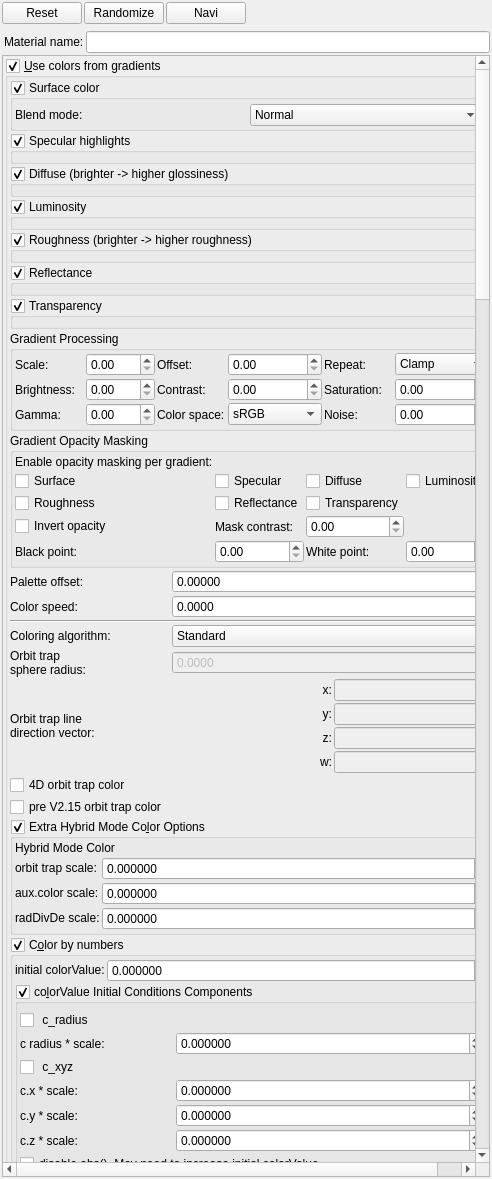
This is mandelbulber2/qt/material_editor.ui in irinox-ctrl/mandelbulber2 as Qt 5 draws it before an edit. The edited form follows.
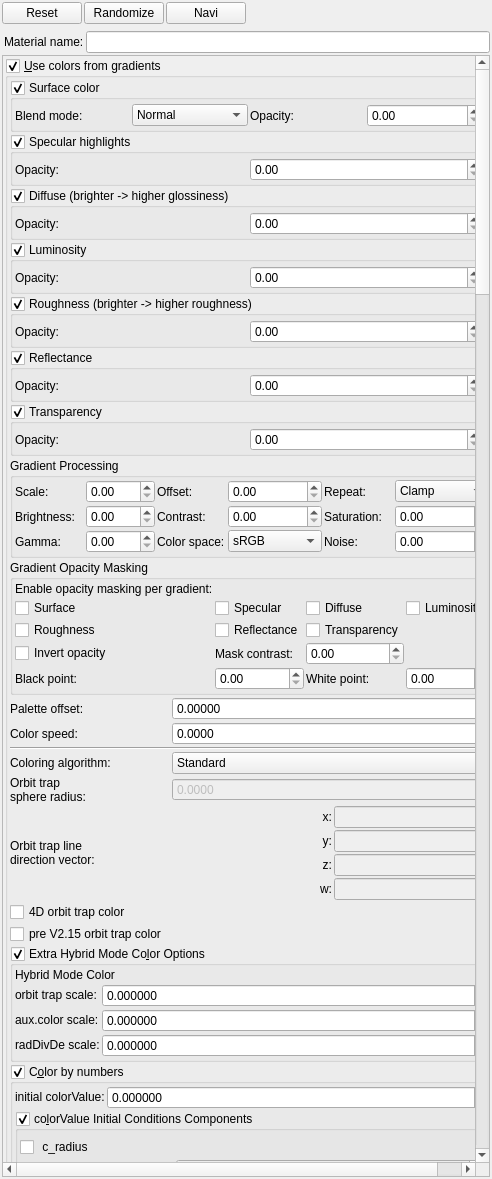
This is the edited form. Icons and pictures are not drawn. Custom widgets are drawn as their Qt base class.

Commit message: Implement per-gradient opacity controls (v3.5): 7 opacity sliders (0-1) for surface/specular/diffuse/luminosity/roughness/reflectance/transparency gradients, CPU+GPU parity, UI spinboxes in material editor

The edit to the form file:
```diff
--- a/mandelbulber2/qt/material_editor.ui
+++ b/mandelbulber2/qt/material_editor.ui
@@ -235,6 +235,20 @@
                  <item><property name="text"><string>Hard Light</string></property></item>
                 </widget>
                </item>
+               <item>
+                <widget class="QLabel" name="label_surface_gradient_opacity">
+                 <property name="text">
+                  <string>Opacity:</string>
+                 </property>
+                </widget>
+               </item>
+               <item>
+                <widget class="MyDoubleSpinBox" name="spinbox_surface_gradient_opacity">
+                 <property name="toolTip">
+                  <string>Controls the gradient blend strength (0.0 = no effect, 1.0 = full gradient)</string>
+                 </property>
+                </widget>
+               </item>
                <item>
                 <spacer name="horizontalSpacer_surface_blend">
                  <property name="orientation">
@@ -278,6 +292,31 @@
                </property>
               </widget>
              </item>
+             <item>
+              <layout class="QHBoxLayout" name="horizontalLayout_specular_opacity">
+               <item>
+                <widget class="QLabel" name="label_specular_gradient_opacity">
+                 <property name="text">
+                  <string>Opacity:</string>
+                 </property>
+                </widget>
+               </item>
+               <item>
+                <widget class="MyDoubleSpinBox" name="spinbox_specular_gradient_opacity">
+                 <property name="toolTip">
+                  <string>Controls the gradient blend strength (0.0 = no effect, 1.0 = full gradient)</string>
+                 </property>
+                </widget>
+               </item>
+               <item>
+                <spacer name="horizontalSpacer_specular_opacity">
+                 <property name="orientation">
+                  <enum>Qt::Horizontal</enum>
+                 </property>
+                </spacer>
+               </item>
+              </layout>
+             </item>
             </layout>
            </widget>
           </item>
@@ -312,6 +351,31 @@
                </property>
               </widget>
              </item>
+             <item>
+              <layout class="QHBoxLayout" name="horizontalLayout_diffuse_opacity">
+               <item>
+                <widget class="QLabel" name="label_diffuse_gradient_opacity">
+                 <property name="text">
+                  <string>Opacity:</string>
+                 </property>
+                </widget>
+               </item>
+               <item>
+                <widget class="MyDoubleSpinBox" name="spinbox_diffuse_gradient_opacity">
+                 <property name="toolTip">
+                  <string>Controls the gradient blend strength (0.0 = no effect, 1.0 = full gradient)</string>
+                 </property>
+                </widget>
+               </item>
+               <item>
+                <spacer name="horizontalSpacer_diffuse_opacity">
+                 <property name="orientation">
+                  <enum>Qt::Horizontal</enum>
+                 </property>
+                </spacer>
+               </item>
+              </layout>
+             </item>
             </layout>
            </widget>
           </item>
@@ -346,6 +410,31 @@
                </property>
               </widget>
              </item>
+             <item>
+              <layout class="QHBoxLayout" name="horizontalLayout_luminosity_opacity">
+               <item>
+                <widget class="QLabel" name="label_luminosity_gradient_opacity">
+                 <property name="text">
+                  <string>Opacity:</string>
+                 </property>
+                </widget>
+               </item>
+               <item>
+                <widget class="MyDoubleSpinBox" name="spinbox_luminosity_gradient_opacity">
+                 <property name="toolTip">
+                  <string>Controls the gradient blend strength (0.0 = no effect, 1.0 = full gradient)</string>
+                 </property>
+                </widget>
+               </item>
+               <item>
+                <spacer name="horizontalSpacer_luminosity_opacity">
+                 <property name="orientation">
+                  <enum>Qt::Horizontal</enum>
+                 </property>
+                </spacer>
+               </item>
+              </layout>
+             </item>
             </layout>
            </widget>
           </item>
@@ -383,6 +472,31 @@
                </property>
               </widget>
              </item>
+             <item>
+              <layout class="QHBoxLayout" name="horizontalLayout_roughness_opacity">
+               <item>
+                <widget class="QLabel" name="label_roughness_gradient_opacity">
+                 <property name="text">
+                  <string>Opacity:</string>
+                 </property>
+                </widget>
+               </item>
+               <item>
+                <widget class="MyDoubleSpinBox" name="spinbox_roughness_gradient_opacity">
+                 <property name="toolTip">
+                  <string>Controls the gradient blend strength (0.0 = no effect, 1.0 = full gradient)</string>
+                 </property>
+                </widget>
+               </item>
+               <item>
+                <spacer name="horizontalSpacer_roughness_opacity">
+                 <property name="orientation">
+                  <enum>Qt::Horizontal</enum>
+                 </property>
+                </spacer>
+               </item>
+              </layout>
+             </item>
             </layout>
            </widget>
           </item>
@@ -420,6 +534,31 @@
                </property>
               </widget>
              </item>
+             <item>
+              <layout class="QHBoxLayout" name="horizontalLayout_reflectance_opacity">
+               <item>
+                <widget class="QLabel" name="label_reflectance_gradient_opacity">
+                 <property name="text">
+                  <string>Opacity:</string>
+                 </property>
+                </widget>
+               </item>
+               <item>
+                <widget class="MyDoubleSpinBox" name="spinbox_reflectance_gradient_opacity">
+                 <property name="toolTip">
+                  <string>Controls the gradient blend strength (0.0 = no effect, 1.0 = full gradient)</string>
+                 </property>
+                </widget>
+               </item>
+               <item>
+                <spacer name="horizontalSpacer_reflectance_opacity">
+                 <property name="orientation">
+                  <enum>Qt::Horizontal</enum>
+                 </property>
+                </spacer>
+               </item>
+              </layout>
+             </item>
             </layout>
            </widget>
           </item>
@@ -454,6 +593,31 @@
                </property>
               </widget>
              </item>
+             <item>
+              <layout class="QHBoxLayout" name="horizontalLayout_transparency_opacity">
+               <item>
+                <widget class="QLabel" name="label_transparency_gradient_opacity">
+                 <property name="text">
+                  <string>Opacity:</string>
+                 </property>
+                </widget>
+               </item>
+               <item>
+                <widget class="MyDoubleSpinBox" name="spinbox_transparency_gradient_opacity">
+                 <property name="toolTip">
+                  <string>Controls the gradient blend strength (0.0 = no effect, 1.0 = full gradient)</string>
+                 </property>
+                </widget>
+               </item>
+               <item>
+                <spacer name="horizontalSpacer_transparency_opacity">
+                 <property name="orientation">
+                  <enum>Qt::Horizontal</enum>
+                 </property>
+                </spacer>
+               </item>
+              </layout>
+             </item>
             </layout>
            </widget>
           </item>
```
The commit also changes 7 other files.
